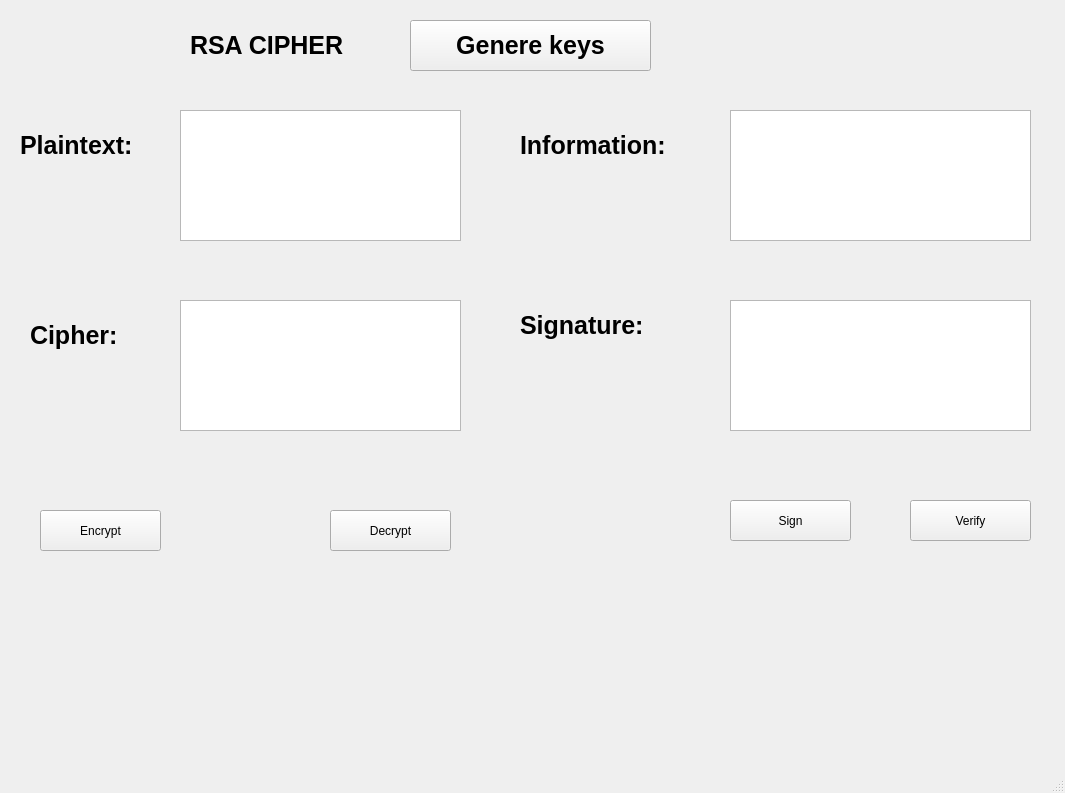
The window that lab_03_02/ui/rsa.ui (1496-DinhCongMinh/bmttnc-hutech-2280601916-Dcm) describes before a commit, drawn with Qt 5.
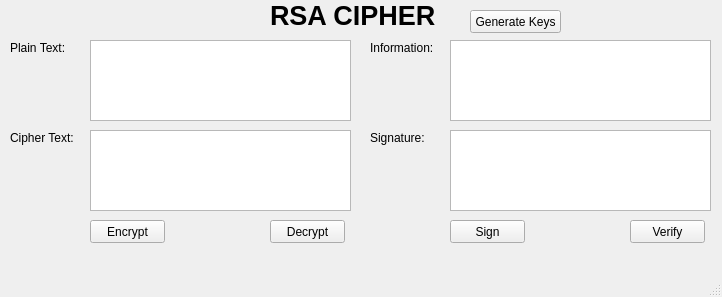
The same window after the commit.

Patch:
```diff
--- a/lab_03_02/ui/rsa.ui
+++ b/lab_03_02/ui/rsa.ui
@@ -6,8 +6,8 @@
    <rect>
     <x>0</x>
     <y>0</y>
-    <width>1065</width>
-    <height>793</height>
+    <width>722</width>
+    <height>297</height>
    </rect>
   </property>
   <property name="windowTitle">
@@ -17,15 +17,15 @@
    <widget class="QLabel" name="label">
     <property name="geometry">
      <rect>
-      <x>190</x>
-      <y>10</y>
-      <width>221</width>
-      <height>71</height>
+      <x>270</x>
+      <y>0</y>
+      <width>181</width>
+      <height>31</height>
      </rect>
     </property>
     <property name="font">
      <font>
-      <pointsize>19</pointsize>
+      <pointsize>20</pointsize>
       <weight>75</weight>
       <bold>true</bold>
      </font>
@@ -34,102 +34,81 @@
      <string>RSA CIPHER</string>
     </property>
    </widget>
-   <widget class="QPushButton" name="btn_gen_keys">
+   <widget class="QPlainTextEdit" name="txt_plain_text">
     <property name="geometry">
      <rect>
-      <x>410</x>
-      <y>20</y>
-      <width>241</width>
-      <height>51</height>
+      <x>90</x>
+      <y>40</y>
+      <width>261</width>
+      <height>81</height>
      </rect>
     </property>
-    <property name="font">
-     <font>
-      <pointsize>19</pointsize>
-      <weight>75</weight>
-      <bold>true</bold>
-     </font>
+   </widget>
+   <widget class="QPlainTextEdit" name="txt_cipher_text">
+    <property name="geometry">
+     <rect>
+      <x>90</x>
+      <y>130</y>
+      <width>261</width>
+      <height>81</height>
+     </rect>
     </property>
-    <property name="text">
-     <string>Genere keys</string>
+   </widget>
+   <widget class="QPlainTextEdit" name="txt_info">
+    <property name="geometry">
+     <rect>
+      <x>450</x>
+      <y>40</y>
+      <width>261</width>
+      <height>81</height>
+     </rect>
+    </property>
+   </widget>
+   <widget class="QPlainTextEdit" name="txt_sign_text">
+    <property name="geometry">
+     <rect>
+      <x>450</x>
+      <y>130</y>
+      <width>261</width>
+      <height>81</height>
+     </rect>
     </property>
    </widget>
    <widget class="QLabel" name="label_2">
     <property name="geometry">
      <rect>
-      <x>20</x>
-      <y>120</y>
-      <width>181</width>
-      <height>51</height>
+      <x>10</x>
+      <y>40</y>
+      <width>61</width>
+      <height>16</height>
      </rect>
     </property>
-    <property name="font">
-     <font>
-      <pointsize>19</pointsize>
-      <weight>75</weight>
-      <bold>true</bold>
-     </font>
-    </property>
     <property name="text">
-     <string>Plaintext:</string>
+     <string>Plain Text:</string>
     </property>
    </widget>
    <widget class="QLabel" name="label_3">
     <property name="geometry">
      <rect>
-      <x>30</x>
-      <y>310</y>
-      <width>141</width>
-      <height>51</height>
+      <x>10</x>
+      <y>130</y>
+      <width>71</width>
+      <height>16</height>
      </rect>
     </property>
-    <property name="font">
-     <font>
-      <pointsize>19</pointsize>
-      <weight>75</weight>
-      <bold>true</bold>
-     </font>
-    </property>
     <property name="text">
-     <string>Cipher:</string>
-    </property>
-   </widget>
-   <widget class="QTextBrowser" name="txt_plain_text">
-    <property name="geometry">
-     <rect>
-      <x>180</x>
-      <y>110</y>
-      <width>281</width>
-      <height>131</height>
-     </rect>
-    </property>
-   </widget>
-   <widget class="QTextBrowser" name="txt_cipher_text">
-    <property name="geometry">
-     <rect>
-      <x>180</x>
-      <y>300</y>
-      <width>281</width>
-      <height>131</height>
-     </rect>
+     <string>Cipher Text:</string>
     </property>
    </widget>
    <widget class="QLabel" name="label_4">
     <property name="geometry">
      <rect>
-      <x>520</x>
-      <y>120</y>
-      <width>221</width>
-      <height>51</height>
+      <x>370</x>
+      <y>40</y>
+      <width>71</width>
+      <height>16</height>
      </rect>
     </property>
-    <property name="font">
-     <font>
-      <pointsize>19</pointsize>
-      <weight>75</weight>
-      <bold>true</bold>
-     </font>
-    </property>
     <property name="text">
      <string>Information:</string>
     </property>
@@ -137,50 +116,23 @@
    <widget class="QLabel" name="label_5">
     <property name="geometry">
      <rect>
-      <x>520</x>
-      <y>300</y>
-      <width>191</width>
-      <height>51</height>
+      <x>370</x>
+      <y>130</y>
+      <width>71</width>
+      <height>16</height>
      </rect>
     </property>
-    <property name="font">
-     <font>
-      <pointsize>19</pointsize>
-      <weight>75</weight>
-      <bold>true</bold>
-     </font>
-    </property>
     <property name="text">
      <string>Signature:</string>
     </property>
    </widget>
-   <widget class="QTextBrowser" name="txt_info">
-    <property name="geometry">
-     <rect>
-      <x>730</x>
-      <y>110</y>
-      <width>301</width>
-      <height>131</height>
-     </rect>
-    </property>
-   </widget>
-   <widget class="QTextBrowser" name="txt_sign">
-    <property name="geometry">
-     <rect>
-      <x>730</x>
-      <y>300</y>
-      <width>301</width>
-      <height>131</height>
-     </rect>
-    </property>
-   </widget>
    <widget class="QPushButton" name="btn_encrypt">
     <property name="geometry">
      <rect>
-      <x>40</x>
-      <y>510</y>
-      <width>121</width>
-      <height>41</height>
+      <x>90</x>
+      <y>220</y>
+      <width>75</width>
+      <height>23</height>
      </rect>
     </property>
     <property name="text">
@@ -190,10 +142,10 @@
    <widget class="QPushButton" name="btn_decrypt">
     <property name="geometry">
      <rect>
-      <x>330</x>
-      <y>510</y>
-      <width>121</width>
-      <height>41</height>
+      <x>270</x>
+      <y>220</y>
+      <width>75</width>
+      <height>23</height>
      </rect>
     </property>
     <property name="text">
@@ -203,10 +155,10 @@
    <widget class="QPushButton" name="btn_sign">
     <property name="geometry">
      <rect>
-      <x>730</x>
-      <y>500</y>
-      <width>121</width>
-      <height>41</height>
+      <x>450</x>
+      <y>220</y>
+      <width>75</width>
+      <height>23</height>
      </rect>
     </property>
     <property name="text">
@@ -216,16 +168,29 @@
    <widget class="QPushButton" name="btn_verify">
     <property name="geometry">
      <rect>
-      <x>910</x>
-      <y>500</y>
-      <width>121</width>
-      <height>41</height>
+      <x>630</x>
+      <y>220</y>
+      <width>75</width>
+      <height>23</height>
      </rect>
     </property>
     <property name="text">
      <string>Verify</string>
     </property>
    </widget>
+   <widget class="QPushButton" name="btn_gen_keys">
+    <property name="geometry">
+     <rect>
+      <x>470</x>
+      <y>10</y>
+      <width>91</width>
+      <height>23</height>
+     </rect>
+    </property>
+    <property name="text">
+     <string>Generate Keys</string>
+    </property>
+   </widget>
   </widget>
   <widget class="QMenuBar" name="menubar">
    <property name="geometry">
```
Left out of the diff: 4 changed lines with no effect on the pictures.
